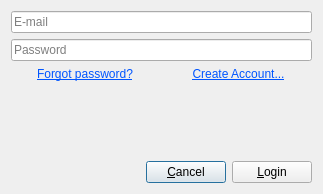
The window that widget-ui/LoginDialog.ui (Morpheus1308/Arkham) describes before a commit, drawn with Qt 5.
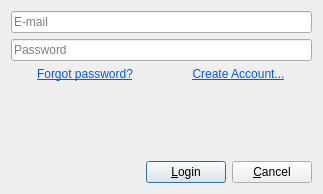
The same window after the commit.

Commit message: Fixed order of buttons on login dialog.

Diff of the .ui file:
```diff
--- a/widget-ui/LoginDialog.ui
+++ b/widget-ui/LoginDialog.ui
@@ -87,16 +87,16 @@
       </spacer>
      </item>
      <item>
-      <widget class="QPushButton" name="cancel_button">
+      <widget class="QPushButton" name="login_button">
        <property name="text">
-        <string>&amp;Cancel</string>
+        <string>&amp;Login</string>
        </property>
       </widget>
      </item>
      <item>
-      <widget class="QPushButton" name="login_button">
+      <widget class="QPushButton" name="cancel_button">
        <property name="text">
-        <string>&amp;Login</string>
+        <string>&amp;Cancel</string>
        </property>
       </widget>
      </item>
```
